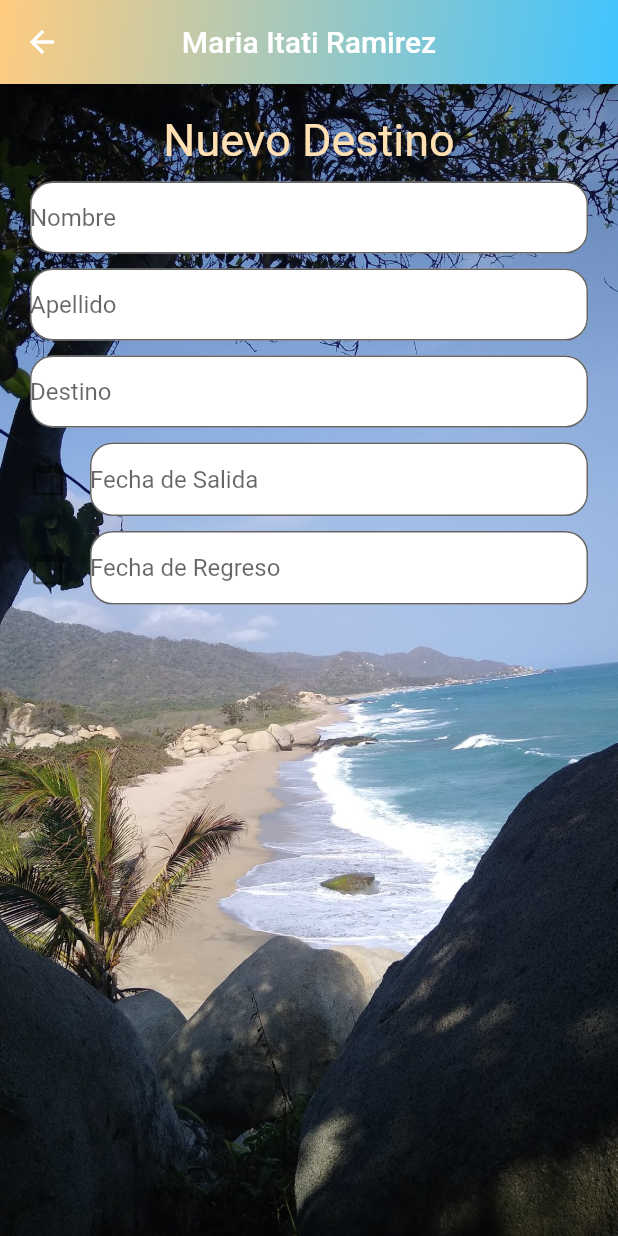
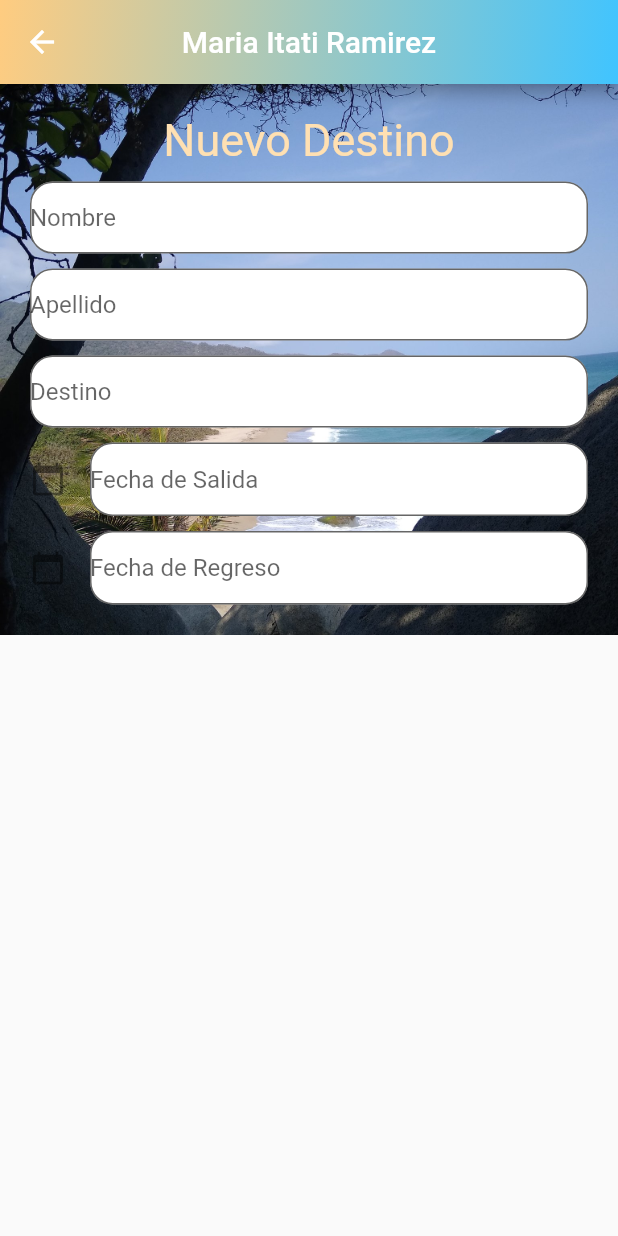
Before and after one commit to BRIANKAIVA1110/Flutter_tp, a Flutter app: the PagMaria screen opened by its route, on a phone screen of 412 x 824 dp. Run offline on Flutter 3.47's test engine with Material 2 defaults, Android fonts, the phone set to English and light mode, and no system bars; our stand-ins replace flutter_datetime_picker.

Commit message:
correccion page add listview

```diff
--- a/tp_flutter/lib/pages/Maria_ramirez.dart
+++ b/tp_flutter/lib/pages/Maria_ramirez.dart
@@ -9,10 +9,11 @@ class PagMaria extends StatefulWidget{
   @override
   _PagMariaState createState() => _PagMariaState();
 }
-class _PagMariaState extends State<PagMaria> {
-@override
 
 
+class _PagMariaState extends State<PagMaria> {
+
+  @override
   Widget build(BuildContext context) {
     return Scaffold(
         appBar: AppBar(
@@ -31,9 +32,9 @@ class _PagMariaState extends State<PagMaria> {
           ),
         ),
        // title: Text('Maria Itati Ramirez'),
-
-       body: Container(
-
+        body: ListView(
+          children: <Widget>[
+            Container(
               decoration: BoxDecoration(
                 image: DecorationImage(
                 image: AssetImage("lib/src/img/Mariaprinc.jpg"),
@@ -45,7 +46,6 @@ class _PagMariaState extends State<PagMaria> {
               child: Center(
                 child: Column(
                   children: <Widget>[
-
                   //new Image.asset("lib/src/img/Mariaprinc.jpg"),
                   Text('Nuevo Destino',
                   style: TextStyle(
@@ -68,6 +68,8 @@ class _PagMariaState extends State<PagMaria> {
            ),
          ),
        ),
+        ],
+      ),
     );
   }
 
@@ -85,6 +87,7 @@ Widget campo(String nombre){
       ),
     );
   }
+
   Widget campoFecha( String fecha){
     return TextField(
                    onTap:(){
@@ -110,4 +113,5 @@ Widget campoFecha( String fecha){
                     ),
                  );
     }
+
 }
```
Lines whose indentation alone changed are shown as unchanged.
